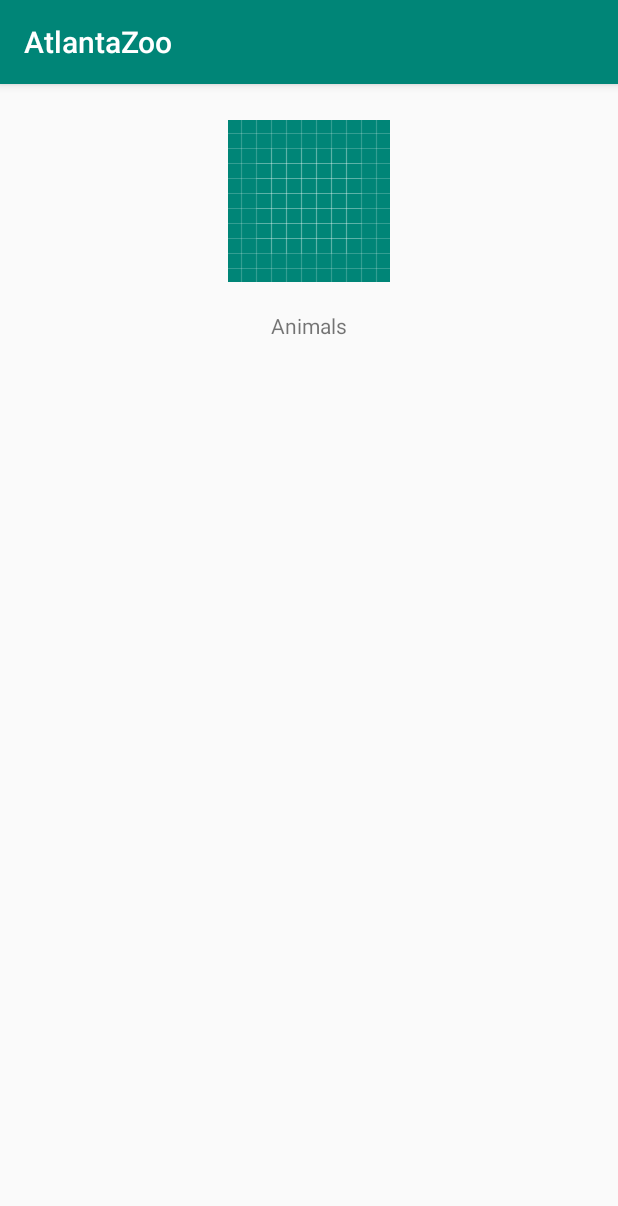
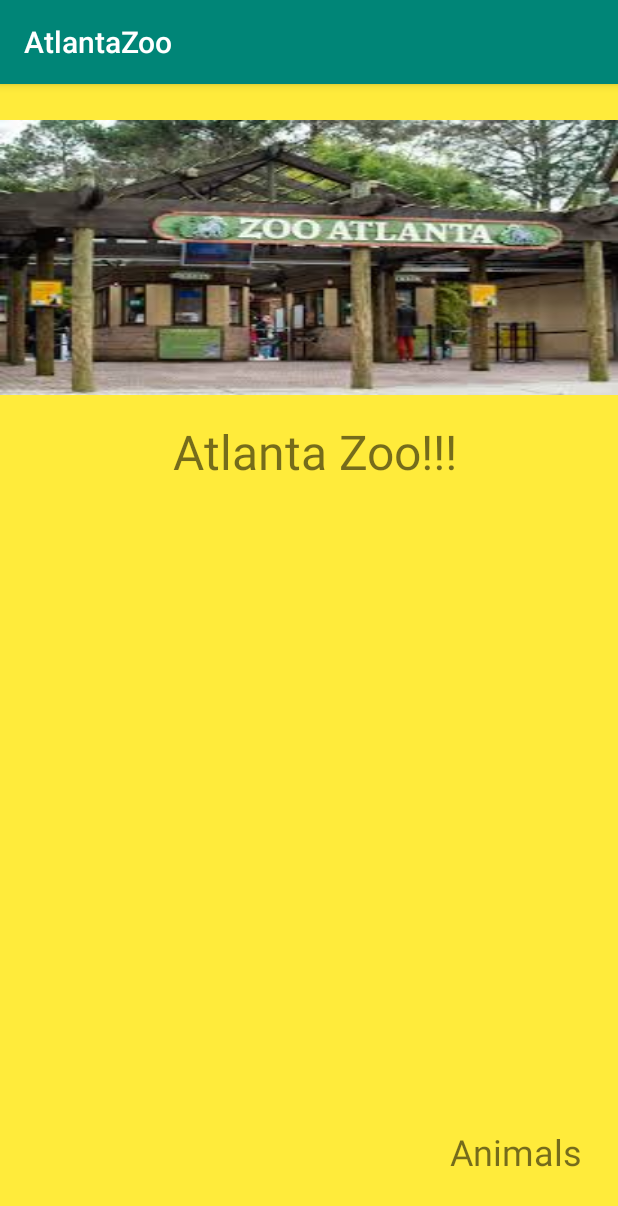
Before and after one commit to cljohnson43/AtlantaZoo, an Android app: the screen it shows after launch (MainActivity), on a phone screen of 412 x 824 dp. Shown: the top 1206 px of the screen. Run offline under Robolectric (Android 15) with nearby library versions, the phone set to English and light mode, and no system bars.

Commit message:
Add custom adapter for list view. styling changes.

```diff
--- /dev/null
+++ b/app/src/main/java/com/example/atlantazoo/adapters/ZooAnimalTypesAdapter.kt
@@ -0,0 +1,20 @@
+package com.example.atlantazoo.adapters
+
+import android.view.LayoutInflater
+import android.view.View
+import android.view.ViewGroup
+import android.widget.BaseAdapter
+import android.widget.TextView
+import com.example.atlantazoo.R
+
+class ZooAnimalTypesAdapter(val types: List<String>) : BaseAdapter(){
+    override fun getCount(): Int = types.size
+    override fun getItem(pos: Int): String = types.get(pos)
+    override fun getItemId(pos: Int) = pos as Long
+    override fun getView(pos: Int, convertView: View?, parent: ViewGroup): View {
+        val view = LayoutInflater.from(parent.context).inflate(R.layout.animal_type_item, parent, false)
+        val typeTextView: TextView = view.findViewById(R.id.types_tv)
+        typeTextView.text = types.get(pos)
+        return view
+    }
+}
--- a/app/src/main/java/com/example/atlantazoo/views/ZooAnimalTypes.kt
+++ b/app/src/main/java/com/example/atlantazoo/views/ZooAnimalTypes.kt
@@ -4,6 +4,7 @@ import androidx.appcompat.app.AppCompatActivity
 import android.os.Bundle
 import android.widget.ArrayAdapter
 import com.example.atlantazoo.R
+import com.example.atlantazoo.adapters.ZooAnimalTypesAdapter
 import kotlinx.android.synthetic.main.activity_zoo_animal_types.*
 
 const val MAMMAL = "Mammal"
@@ -29,8 +30,7 @@ class ZooAnimalTypes : AppCompatActivity() {
         super.onCreate(savedInstanceState)
         setContentView(R.layout.activity_zoo_animal_types)
 
-        types_lv.adapter = ArrayAdapter(this, R.layout.animal_type_item, types)
-
+        types_lv.adapter = ZooAnimalTypesAdapter(types)
 
     }
 
--- a/app/src/main/res/drawable/atlanta_zoo_background.xml
+++ /dev/null
@@ -1,74 +0,0 @@
-<?xml version="1.0" encoding="utf-8"?>
-<vector
-    android:height="108dp"
-    android:width="108dp"
-    android:viewportHeight="108"
-    android:viewportWidth="108"
-    xmlns:android="http://schemas.android.com/apk/res/android">
-    <path android:fillColor="#008577"
-          android:pathData="M0,0h108v108h-108z"/>
-    <path android:fillColor="#00000000" android:pathData="M9,0L9,108"
-          android:strokeColor="#33FFFFFF" android:strokeWidth="0.8"/>
-    <path android:fillColor="#00000000" android:pathData="M19,0L19,108"
-          android:strokeColor="#33FFFFFF" android:strokeWidth="0.8"/>
-    <path android:fillColor="#00000000" android:pathData="M29,0L29,108"
-          android:strokeColor="#33FFFFFF" android:strokeWidth="0.8"/>
-    <path android:fillColor="#00000000" android:pathData="M39,0L39,108"
-          android:strokeColor="#33FFFFFF" android:strokeWidth="0.8"/>
-    <path android:fillColor="#00000000" android:pathData="M49,0L49,108"
-          android:strokeColor="#33FFFFFF" android:strokeWidth="0.8"/>
-    <path android:fillColor="#00000000" android:pathData="M59,0L59,108"
-          android:strokeColor="#33FFFFFF" android:strokeWidth="0.8"/>
-    <path android:fillColor="#00000000" android:pathData="M69,0L69,108"
-          android:strokeColor="#33FFFFFF" android:strokeWidth="0.8"/>
-    <path android:fillColor="#00000000" android:pathData="M79,0L79,108"
-          android:strokeColor="#33FFFFFF" android:strokeWidth="0.8"/>
-    <path android:fillColor="#00000000" android:pathData="M89,0L89,108"
-          android:strokeColor="#33FFFFFF" android:strokeWidth="0.8"/>
-    <path android:fillColor="#00000000" android:pathData="M99,0L99,108"
-          android:strokeColor="#33FFFFFF" android:strokeWidth="0.8"/>
-    <path android:fillColor="#00000000" android:pathData="M0,9L108,9"
-          android:strokeColor="#33FFFFFF" android:strokeWidth="0.8"/>
-    <path android:fillColor="#00000000" android:pathData="M0,19L108,19"
-          android:strokeColor="#33FFFFFF" android:strokeWidth="0.8"/>
-    <path android:fillColor="#00000000" android:pathData="M0,29L108,29"
-          android:strokeColor="#33FFFFFF" android:strokeWidth="0.8"/>
-    <path android:fillColor="#00000000" android:pathData="M0,39L108,39"
-          android:strokeColor="#33FFFFFF" android:strokeWidth="0.8"/>
-    <path android:fillColor="#00000000" android:pathData="M0,49L108,49"
-          android:strokeColor="#33FFFFFF" android:strokeWidth="0.8"/>
-    <path android:fillColor="#00000000" android:pathData="M0,59L108,59"
-          android:strokeColor="#33FFFFFF" android:strokeWidth="0.8"/>
-    <path android:fillColor="#00000000" android:pathData="M0,69L108,69"
-          android:strokeColor="#33FFFFFF" android:strokeWidth="0.8"/>
-    <path android:fillColor="#00000000" android:pathData="M0,79L108,79"
-          android:strokeColor="#33FFFFFF" android:strokeWidth="0.8"/>
-    <path android:fillColor="#00000000" android:pathData="M0,89L108,89"
-          android:strokeColor="#33FFFFFF" android:strokeWidth="0.8"/>
-    <path android:fillColor="#00000000" android:pathData="M0,99L108,99"
-          android:strokeColor="#33FFFFFF" android:strokeWidth="0.8"/>
-    <path android:fillColor="#00000000" android:pathData="M19,29L89,29"
-          android:strokeColor="#33FFFFFF" android:strokeWidth="0.8"/>
-    <path android:fillColor="#00000000" android:pathData="M19,39L89,39"
-          android:strokeColor="#33FFFFFF" android:strokeWidth="0.8"/>
-    <path android:fillColor="#00000000" android:pathData="M19,49L89,49"
-          android:strokeColor="#33FFFFFF" android:strokeWidth="0.8"/>
-    <path android:fillColor="#00000000" android:pathData="M19,59L89,59"
-          android:strokeColor="#33FFFFFF" android:strokeWidth="0.8"/>
-    <path android:fillColor="#00000000" android:pathData="M19,69L89,69"
-          android:strokeColor="#33FFFFFF" android:strokeWidth="0.8"/>
-    <path android:fillColor="#00000000" android:pathData="M19,79L89,79"
-          android:strokeColor="#33FFFFFF" android:strokeWidth="0.8"/>
-    <path android:fillColor="#00000000" android:pathData="M29,19L29,89"
-          android:strokeColor="#33FFFFFF" android:strokeWidth="0.8"/>
-    <path android:fillColor="#00000000" android:pathData="M39,19L39,89"
-          android:strokeColor="#33FFFFFF" android:strokeWidth="0.8"/>
-    <path android:fillColor="#00000000" android:pathData="M49,19L49,89"
-          android:strokeColor="#33FFFFFF" android:strokeWidth="0.8"/>
-    <path android:fillColor="#00000000" android:pathData="M59,19L59,89"
-          android:strokeColor="#33FFFFFF" android:strokeWidth="0.8"/>
-    <path android:fillColor="#00000000" android:pathData="M69,19L69,89"
-          android:strokeColor="#33FFFFFF" android:strokeWidth="0.8"/>
-    <path android:fillColor="#00000000" android:pathData="M79,19L79,89"
-          android:strokeColor="#33FFFFFF" android:strokeWidth="0.8"/>
-</vector>
--- /dev/null
+++ b/app/src/main/res/drawable/ic_arrow_forward_black_24dp.xml
@@ -0,0 +1,9 @@
+<vector xmlns:android="http://schemas.android.com/apk/res/android"
+        android:width="24dp"
+        android:height="24dp"
+        android:viewportWidth="24.0"
+        android:viewportHeight="24.0">
+    <path
+        android:fillColor="#FF000000"
+        android:pathData="M12,4l-1.41,1.41L16.17,11H4v2h12.17l-5.58,5.59L12,20l8,-8z"/>
+</vector>
--- a/app/src/main/res/layout/activity_main.xml
+++ b/app/src/main/res/layout/activity_main.xml
@@ -1,43 +1,56 @@
 <?xml version="1.0" encoding="utf-8"?>
-<androidx.constraintlayout.widget.ConstraintLayout xmlns:android="http://schemas.android.com/apk/res/android"
+<androidx.constraintlayout.widget.ConstraintLayout
+    xmlns:android="http://schemas.android.com/apk/res/android"
     xmlns:app="http://schemas.android.com/apk/res-auto"
     xmlns:tools="http://schemas.android.com/tools"
     android:layout_width="match_parent"
     android:layout_height="match_parent"
-    android:layout_margin="24dp"
+    android:paddingTop="24dp"
+    android:paddingBottom="24dp"
+    android:background="@color/main_background"
     tools:context=".views.MainActivity">
 
     <ImageView
-        android:id="@+id/atlanta_zoo_iv"
-        android:layout_width="wrap_content"
+        android:id="@+id/background_image_iv"
+        android:layout_width="match_parent"
         android:layout_height="wrap_content"
-        android:src="@drawable/atlanta_zoo_background"
+        android:src="@drawable/atlanta_zoo_1920x1280"
+        android:scaleType="fitXY"
+        app:layout_constraintTop_toTopOf="parent"
         app:layout_constraintStart_toStartOf="parent"
-        app:layout_constraintTop_toTopOf="parent"
         app:layout_constraintEnd_toEndOf="parent"
         />
 
     <TextView
         android:id="@+id/atlanta_zoo_tv"
-        android:layout_width="0dp"
+        android:layout_width="match_parent"
         android:layout_height="wrap_content"
-        tools:text="@string/atlanta_zoo_tv"
+        android:layout_gravity="left"
+        android:paddingTop="16dp"
+        android:paddingBottom="16dp"
+        android:paddingLeft="32dp"
+        android:paddingRight="24dp"
+        android:text="@string/atlanta_zoo_tv"
+        android:textSize="32sp"
         android:textAlignment="center"
-        app:layout_constraintTop_toBottomOf="@id/atlanta_zoo_iv"
+        app:layout_constraintTop_toBottomOf="@id/background_image_iv"
         app:layout_constraintStart_toStartOf="parent"
-        app:layout_constraintEnd_toEndOf="parent"
         />
 
     <TextView
         android:id="@+id/animals_tv"
-        android:layout_width="0dp"
+        android:layout_width="wrap_content"
         android:layout_height="wrap_content"
+        android:layout_gravity="right|bottom"
+        android:paddingTop="16dp"
+        android:paddingBottom="16dp"
+        android:paddingLeft="32dp"
+        android:paddingRight="24dp"
         android:text="@string/animals_btn"
         android:textAlignment="center"
-        app:layout_constraintTop_toBottomOf="@id/atlanta_zoo_tv"
-        app:layout_constraintStart_toStartOf="@id/atlanta_zoo_tv"
+        android:textSize="24sp"
         app:layout_constraintEnd_toEndOf="parent"
+        app:layout_constraintBottom_toBottomOf="parent"
         />
 
-
 </androidx.constraintlayout.widget.ConstraintLayout>
--- a/app/src/main/res/layout/activity_zoo_animal_types.xml
+++ b/app/src/main/res/layout/activity_zoo_animal_types.xml
@@ -10,6 +10,7 @@
         android:id="@+id/types_lv"
         android:layout_width="match_parent"
         android:layout_height="match_parent"
+        android:background="@color/main_background"
         app:layout_constraintStart_toStartOf="parent"
         app:layout_constraintTop_toTopOf="parent"
         app:layout_constraintEnd_toEndOf="parent"
--- a/app/src/main/res/layout/animal_type_item.xml
+++ b/app/src/main/res/layout/animal_type_item.xml
@@ -1,13 +1,14 @@
 <?xml version="1.0" encoding="utf-8"?>
 <TextView
+    android:id="@+id/types_tv"
     xmlns:app="http://schemas.android.com/apk/res-auto"
     xmlns:tools="http://schemas.android.com/tools"
-    android:id="@+id/types_tv"
     android:layout_width="match_parent"
     android:layout_height="wrap_content"
     android:textSize="@dimen/animal_type_font_size"
     android:textColor="#000000"
-    android:textAlignment="center"
+    android:textAlignment="textStart"
+    android:padding="24dp"
     app:layout_constraintStart_toStartOf="parent"
     app:layout_constraintTop_toTopOf="parent"
     tools:text="TYPE"
--- a/app/src/main/res/mipmap-anydpi-v26/atlanta_zoo.xml
+++ /dev/null
@@ -1,5 +0,0 @@
-<?xml version="1.0" encoding="utf-8"?>
-<adaptive-icon xmlns:android="http://schemas.android.com/apk/res/android">
-    <background android:drawable="@drawable/atlanta_zoo_background"/>
-    <foreground android:drawable="@mipmap/atlanta_zoo_foreground"/>
-</adaptive-icon>
--- a/app/src/main/res/mipmap-anydpi-v26/atlanta_zoo_round.xml
+++ /dev/null
@@ -1,5 +0,0 @@
-<?xml version="1.0" encoding="utf-8"?>
-<adaptive-icon xmlns:android="http://schemas.android.com/apk/res/android">
-    <background android:drawable="@drawable/atlanta_zoo_background"/>
-    <foreground android:drawable="@mipmap/atlanta_zoo_foreground"/>
-</adaptive-icon>
--- a/app/src/main/res/values/colors.xml
+++ b/app/src/main/res/values/colors.xml
@@ -4,4 +4,5 @@
     <color name="colorPrimaryDark">#00574B</color>
     <color name="colorAccent">#D81B60</color>
     <color name="animal_type_font_color">#16C9DF</color>
+    <color name="main_background">#FFEB3B</color>
 </resources>
```
Also changed, not shown: app/src/main/res/drawable/atlanta_zoo.jpeg (added), app/src/main/res/drawable/atlanta_zoo_1920x1280.jpeg (added).
